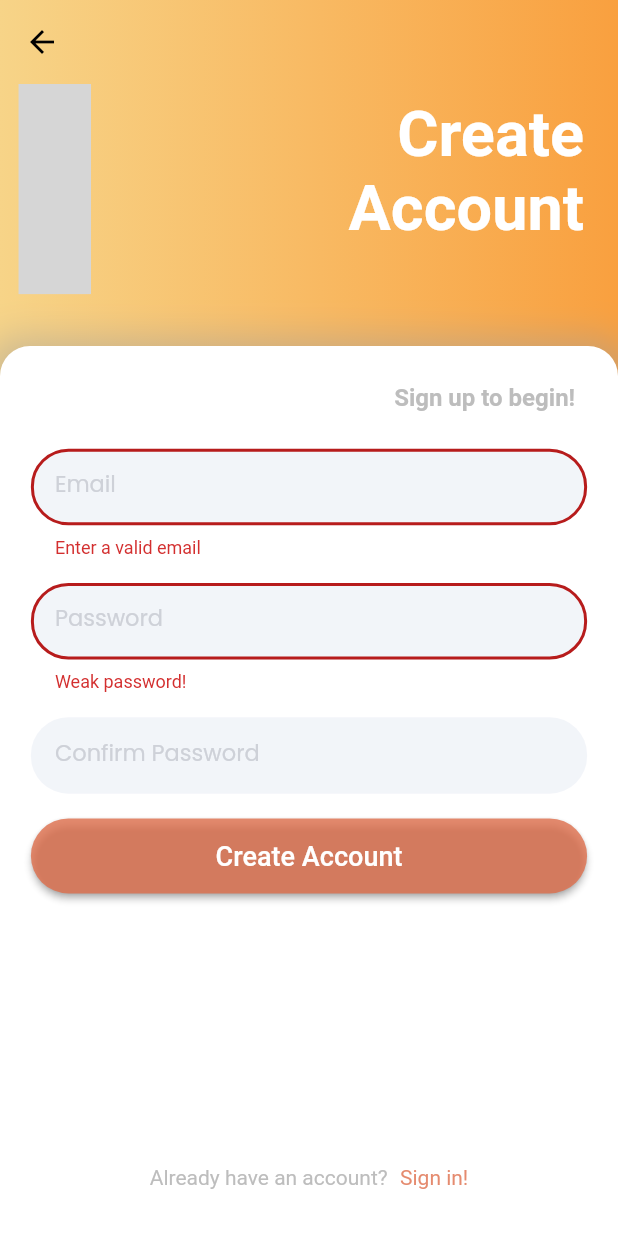
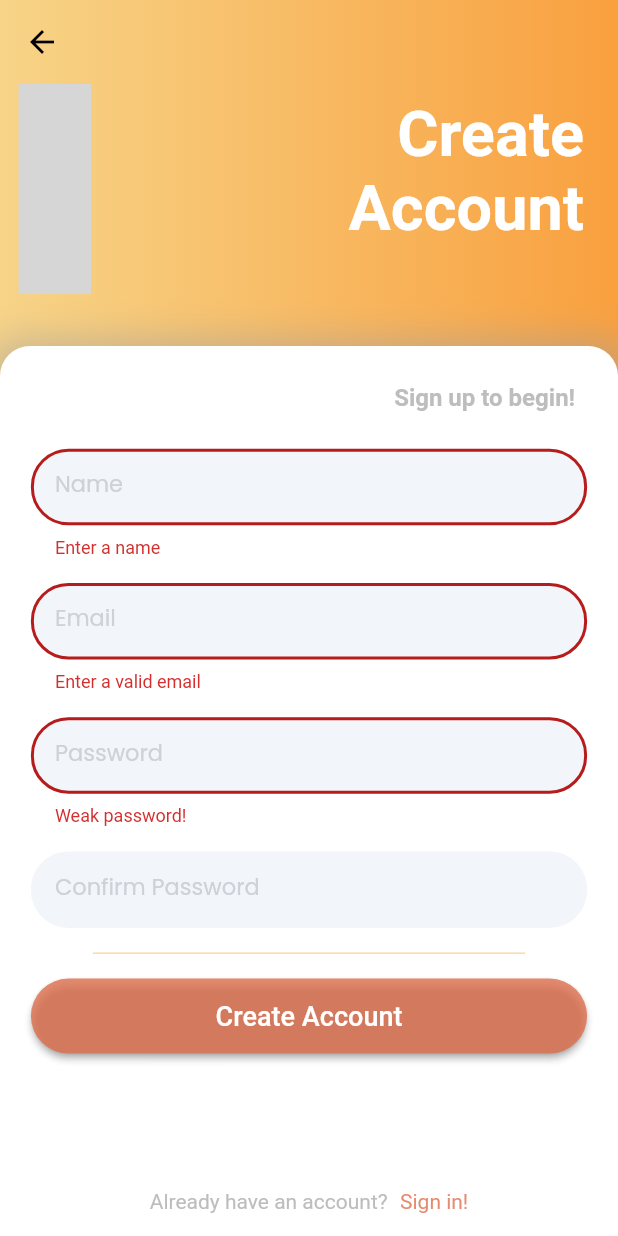
Before and after one commit to kyasuigit/roomies-beta, a Flutter app: the CreateAccountScreen screen opened by its route, after a tap on "Create Account", on a phone screen of 412 x 824 dp. Run offline on Flutter 3.47's test engine with Material 2 defaults, Android fonts, the phone set to English and light mode, and no system bars; our stand-ins replace cloud_firestore, firebase_auth, firebase_core, lottie, smooth_page_indicator, syncfusion_flutter_charts; accounts and stored records are empty; network calls fail; grey boxes are pictures that could not be loaded.

Commit message:
Updated to change displayName

```diff
--- a/roomies_beta/lib/main_page.dart
+++ b/roomies_beta/lib/main_page.dart
@@ -18,9 +18,7 @@ class MainPage extends StatelessWidget {
       stream: FirebaseAuth.instance.authStateChanges(),
       builder: (context, snapshot) {
         if (snapshot.hasData) {
-          return user.isFirstTimeUser
-              ? const IntroductionScreen()
-              : const TabsScreen();
+          return const TabsScreen();
         } else {
           return AuthScreen();
         }
--- a/roomies_beta/lib/providers/app_user.dart
+++ b/roomies_beta/lib/providers/app_user.dart
@@ -5,7 +5,7 @@ class AppUser with ChangeNotifier {
   String _email = '';
   String _userId = '';
   String _displayName = '';
-  bool _isFirstTimeUser = true;
+  bool _isFirstTimeUser = false;
 
   AppUser(email, userId, displayName) {
     _email = email;
--- a/roomies_beta/lib/screens/landing_page/create_account_screen.dart
+++ b/roomies_beta/lib/screens/landing_page/create_account_screen.dart
@@ -20,6 +20,7 @@ class _CreateAccountScreenState extends State<CreateAccountScreen> {
   bool inputError = false;
   final formKey = GlobalKey<FormState>();
 
+  String _name = '';
   String _email = '';
   String _password = '';
 
@@ -44,6 +45,7 @@ class _CreateAccountScreenState extends State<CreateAccountScreen> {
         {
           'email': FirebaseAuth.instance.currentUser!.email,
           'isFirstTimeUser': true,
+          'displayName': _name,
         },
       );
 
@@ -51,6 +53,8 @@ class _CreateAccountScreenState extends State<CreateAccountScreen> {
 
       final user = Provider.of<AppUser>(context, listen: false);
       user.setUserId(FirebaseAuth.instance.currentUser!.uid);
+      user.setDisplayName(_name);
+      user.setIsFirstTimeUser(true);
 
       Navigator.of(context).pop();
       Navigator.of(context).pop();
@@ -124,6 +128,7 @@ class _CreateAccountScreenState extends State<CreateAccountScreen> {
 
   @override
   Widget build(BuildContext context) {
+    final emailFocus = FocusNode();
     final passwordFocus = FocusNode();
     final confirmPasswordFocus = FocusNode();
     final deviceSize = MediaQuery.of(context).size;
@@ -169,7 +174,7 @@ class _CreateAccountScreenState extends State<CreateAccountScreen> {
                           right: deviceSize.width * 0.055,
                           bottom: deviceSize.height * 0.04),
                       child: const Text(
-                        'Create \nAccount',
+                        'Create\nAccount',
                         style: TextStyle(
                           fontSize: 42,
                           fontWeight: FontWeight.bold,
@@ -236,6 +241,65 @@ class _CreateAccountScreenState extends State<CreateAccountScreen> {
                         ),
                         SizedBox(height: deviceSize.height * 0.03),
 
+                        // NAME FIELD
+                        TextFormField(
+                          onSaved: (value) => _name = value as String,
+                          validator: (value) {
+                            if (value!.isEmpty) {
+                              return 'Enter a name';
+                            } else {
+                              return null;
+                            }
+                          },
+                          decoration: InputDecoration(
+                            contentPadding: const EdgeInsets.symmetric(
+                                vertical: 15, horizontal: 16.0),
+                            border: OutlineInputBorder(
+                              borderRadius: BorderRadius.circular(25),
+                              borderSide: BorderSide.none,
+                            ),
+                            labelText: 'Name',
+                            labelStyle: const TextStyle(
+                              fontSize: 15,
+                              color: Color.fromRGBO(206, 209, 216, 1),
+                            ),
+                            filled: true,
+                            fillColor: const Color.fromRGBO(237, 240, 247, 0.7),
+                            focusedBorder: OutlineInputBorder(
+                              borderRadius: BorderRadius.circular(25),
+                              borderSide: const BorderSide(
+                                color: Color.fromRGBO(249, 160, 63, 1),
+                                width: 1.5,
+                              ),
+                            ),
+                            floatingLabelStyle: const TextStyle(
+                              color: Color.fromRGBO(249, 160, 63, 1),
+                              fontSize: 20,
+                            ),
+                            errorBorder: OutlineInputBorder(
+                              borderRadius: BorderRadius.circular(25),
+                              borderSide: BorderSide(
+                                color: Colors.red.shade900,
+                                width: 2,
+                              ),
+                            ),
+                            focusedErrorBorder: OutlineInputBorder(
+                              borderRadius: BorderRadius.circular(25),
+                              borderSide: BorderSide(
+                                color: Colors.red.shade900,
+                                width: 2,
+                              ),
+                            ),
+                          ),
+                          style: const TextStyle(fontSize: 15),
+                          textAlignVertical: TextAlignVertical.center,
+                          textInputAction: TextInputAction.next,
+                          onFieldSubmitted: (_) {
+                            FocusScope.of(context).requestFocus(emailFocus);
+                          },
+                        ),
+
+                        SizedBox(height: deviceSize.height * 0.02),
                         // EMAIL FIELD
                         TextFormField(
                           onSaved: (value) => _email = value as String,
@@ -248,6 +312,7 @@ class _CreateAccountScreenState extends State<CreateAccountScreen> {
                               return null;
                             }
                           },
+                          focusNode: emailFocus,
                           decoration: InputDecoration(
                             contentPadding: const EdgeInsets.symmetric(
                                 vertical: 15, horizontal: 16.0),
@@ -426,6 +491,15 @@ class _CreateAccountScreenState extends State<CreateAccountScreen> {
                           },
                         ),
                         SizedBox(height: deviceSize.height * 0.02),
+                        Container(
+                          height: deviceSize.height * 0.001,
+                          width: deviceSize.width * 0.7,
+                          decoration: BoxDecoration(
+                            color: const Color.fromRGBO(249, 160, 63, 0.5),
+                            borderRadius: BorderRadius.circular(30),
+                          ),
+                        ),
+                        SizedBox(height: deviceSize.height * 0.02),
                         ElevatedButton(
                           style: ButtonStyle(
                             minimumSize: MaterialStateProperty.all(
@@ -459,7 +533,7 @@ class _CreateAccountScreenState extends State<CreateAccountScreen> {
                             style: TextStyle(fontSize: 18),
                           ),
                         ),
-                        SizedBox(height: deviceSize.height * 0.22),
+                        SizedBox(height: deviceSize.height * 0.11),
                         Row(
                           mainAxisAlignment: MainAxisAlignment.center,
                           children: [
```
Also changed, not shown: roomies_beta/lib/main.dart (+6 -3 lines), roomies_beta/lib/screens/introduction_screens/introduction_screen.dart (+19 -5 lines), roomies_beta/lib/screens/landing_page/signin_screen.dart (+13 -3 lines), roomies_beta/lib/screens/tabs_screen.dart (+7 -1 lines), roomies_beta/lib/widgets/main_drawer.dart (+13 -4 lines).
